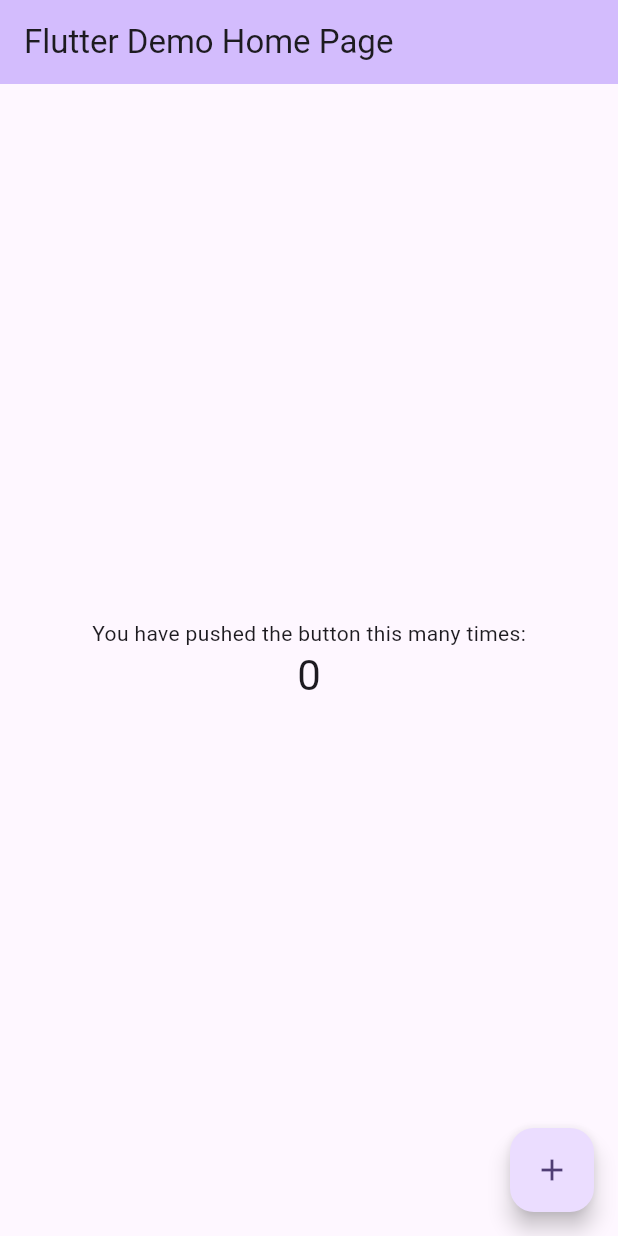
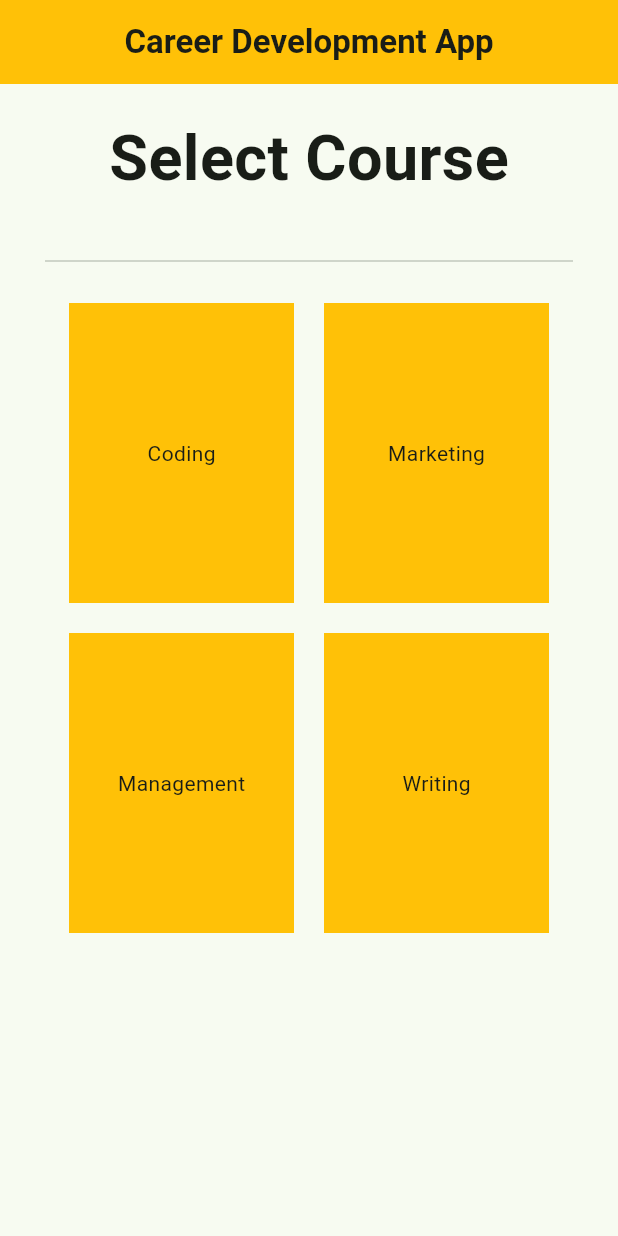
Before and after one commit to fidelisnwabisi/career_dev_app, a Flutter app: the screen it shows after launch, on a phone screen of 412 x 824 dp. Run offline on Flutter 3.47's test engine with Material 2 defaults, Android fonts, the phone set to English and light mode, and no system bars.

Commit message:
added home and second screens

```diff
--- a/lib/main.dart
+++ b/lib/main.dart
@@ -1,3 +1,4 @@
+import 'package:career_dev_app/screen/home_screen/home_screen.dart';
 import 'package:flutter/material.dart';
 
 void main() {
@@ -12,114 +13,12 @@ class MyApp extends StatelessWidget {
   Widget build(BuildContext context) {
     return MaterialApp(
       title: 'Flutter Demo',
+      debugShowCheckedModeBanner: false,
       theme: ThemeData(
-        // This is the theme of your application.
-        //
-        // TRY THIS: Try running your application with "flutter run". You'll see
-        // the application has a blue toolbar. Then, without quitting the app,
-        // try changing the seedColor in the colorScheme below to Colors.green
-        // and then invoke "hot reload" (save your changes or press the "hot
-        // reload" button in a Flutter-supported IDE, or press "r" if you used
-        // the command line to start the app).
-        //
-        // Notice that the counter didn't reset back to zero; the application
-        // state is not lost during the reload. To reset the state, use hot
-        // restart instead.
-        //
-        // This works for code too, not just values: Most code changes can be
-        // tested with just a hot reload.
-        colorScheme: ColorScheme.fromSeed(seedColor: Colors.deepPurple),
+        colorScheme: ColorScheme.fromSeed(seedColor: Colors.green),
         useMaterial3: true,
       ),
-      home: const MyHomePage(title: 'Flutter Demo Home Page'),
+      home: const HomeScreen(),
     );
   }
 }
-
-class MyHomePage extends StatefulWidget {
-  const MyHomePage({super.key, required this.title});
-
-  // This widget is the home page of your application. It is stateful, meaning
-  // that it has a State object (defined below) that contains fields that affect
-  // how it looks.
-
-  // This class is the configuration for the state. It holds the values (in this
-  // case the title) provided by the parent (in this case the App widget) and
-  // used by the build method of the State. Fields in a Widget subclass are
-  // always marked "final".
-
-  final String title;
-
-  @override
-  State<MyHomePage> createState() => _MyHomePageState();
-}
-
-class _MyHomePageState extends State<MyHomePage> {
-  int _counter = 0;
-
-  void _incrementCounter() {
-    setState(() {
-      // This call to setState tells the Flutter framework that something has
-      // changed in this State, which causes it to rerun the build method below
-      // so that the display can reflect the updated values. If we changed
-      // _counter without calling setState(), then the build method would not be
-      // called again, and so nothing would appear to happen.
-      _counter++;
-    });
-  }
-
-  @override
-  Widget build(BuildContext context) {
-    // This method is rerun every time setState is called, for instance as done
-    // by the _incrementCounter method above.
-    //
-    // The Flutter framework has been optimized to make rerunning build methods
-    // fast, so that you can just rebuild anything that needs updating rather
-    // than having to individually change instances of widgets.
-    return Scaffold(
-      appBar: AppBar(
-        // TRY THIS: Try changing the color here to a specific color (to
-        // Colors.amber, perhaps?) and trigger a hot reload to see the AppBar
-        // change color while the other colors stay the same.
-        backgroundColor: Theme.of(context).colorScheme.inversePrimary,
-        // Here we take the value from the MyHomePage object that was created by
-        // the App.build method, and use it to set our appbar title.
-        title: Text(widget.title),
-      ),
-      body: Center(
-        // Center is a layout widget. It takes a single child and positions it
-        // in the middle of the parent.
-        child: Column(
-          // Column is also a layout widget. It takes a list of children and
-          // arranges them vertically. By default, it sizes itself to fit its
-          // children horizontally, and tries to be as tall as its parent.
-          //
-          // Column has various properties to control how it sizes itself and
-          // how it positions its children. Here we use mainAxisAlignment to
-          // center the children vertically; the main axis here is the vertical
-          // axis because Columns are vertical (the cross axis would be
-          // horizontal).
-          //
-          // TRY THIS: Invoke "debug painting" (choose the "Toggle Debug Paint"
-          // action in the IDE, or press "p" in the console), to see the
-          // wireframe for each widget.
-          mainAxisAlignment: MainAxisAlignment.center,
-          children: <Widget>[
-            const Text(
-              'You have pushed the button this many times:',
-            ),
-            Text(
-              '$_counter',
-              style: Theme.of(context).textTheme.headlineMedium,
-            ),
-          ],
-        ),
-      ),
-      floatingActionButton: FloatingActionButton(
-        onPressed: _incrementCounter,
-        tooltip: 'Increment',
-        child: const Icon(Icons.add),
-      ), // This trailing comma makes auto-formatting nicer for build methods.
-    );
-  }
-}
--- /dev/null
+++ b/lib/screen/home_screen/home_screen.dart
@@ -0,0 +1,85 @@
+import 'package:career_dev_app/screen/coding_screen/coding_screen.dart';
+import 'package:career_dev_app/screen/management_screen/managenent_screen.dart';
+import 'package:career_dev_app/screen/marketing_screen/marketing_screen.dart';
+import 'package:career_dev_app/screen/writing_screen/writing_screen.dart';
+import 'package:career_dev_app/utils/course_box.dart';
+import 'package:career_dev_app/utils/title_text.dart';
+import 'package:flutter/material.dart';
+
+class HomeScreen extends StatelessWidget {
+  const HomeScreen({super.key});
+
+  @override
+  Widget build(BuildContext context) {
+    return Scaffold(
+      appBar: AppBar(
+        title: const Text(
+          "Career Development App",
+          style: TextStyle(fontWeight: FontWeight.bold),
+        ),
+        centerTitle: true,
+        backgroundColor: Colors.amber,
+      ),
+      body: SingleChildScrollView(
+        child: Column(
+          children: [
+            const TitleText(text: "Select Course"),
+            const SizedBox(height: 10),
+            const Padding(
+              padding: EdgeInsets.symmetric(horizontal: 30),
+              child: Divider(),
+            ),
+            const SizedBox(height: 20),
+            Row(
+              mainAxisAlignment: MainAxisAlignment.center,
+              children: [
+                CourseBox(
+                  text: "Coding",
+                  onPressed: () => Navigator.push(
+                    context,
+                    MaterialPageRoute(
+                      builder: (_) => CodingScreen(),
+                    ),
+                  ),
+                ),
+                CourseBox(
+                  text: "Marketing",
+                  onPressed: () => Navigator.push(
+                    context,
+                    MaterialPageRoute(
+                      builder: (_) => MarketingScreen(),
+                    ),
+                  ),
+                ),
+              ],
+            ),
+            const SizedBox(height: 20),
+            Row(
+              mainAxisAlignment: MainAxisAlignment.center,
+              children: [
+                CourseBox(
+                  text: "Management",
+                  onPressed: () => Navigator.push(
+                    context,
+                    MaterialPageRoute(
+                      builder: (_) => ManagementScreen(),
+                    ),
+                  ),
+                ),
+                CourseBox(
+                  text: "Writing",
+                  onPressed: () => Navigator.push(
+                    context,
+                    MaterialPageRoute(
+                      builder: (_) => WritingScreen(),
+                    ),
+                  ),
+                ),
+              ],
+            )
+          ],
+        ),
+      ),
+    );
+  }
+}
--- /dev/null
+++ b/lib/utils/course_box.dart
@@ -0,0 +1,31 @@
+import 'package:flutter/material.dart';
+
+class CourseBox extends StatelessWidget {
+  final String text;
+  final Function() onPressed;
+
+  const CourseBox({
+    super.key,
+    required this.text,
+    required this.onPressed,
+  });
+
+  @override
+  Widget build(BuildContext context) {
+    return GestureDetector(
+      onTap: onPressed,
+      child: Container(
+        margin: EdgeInsets.only(left: 10, right: 10),
+        height: 200,
+        width: 150,
+        decoration: BoxDecoration(color: Colors.amber),
+        child: Column(
+          mainAxisAlignment: MainAxisAlignment.center,
+          children: [
+            Text(text),
+          ],
+        ),
+      ),
+    );
+  }
+}
--- /dev/null
+++ b/lib/utils/title_text.dart
@@ -0,0 +1,28 @@
+import 'package:flutter/material.dart';
+
+class TitleText extends StatelessWidget {
+  final String text;
+  const TitleText({
+    super.key,
+    required this.text,
+  });
+
+  @override
+  Widget build(BuildContext context) {
+    return Container(
+      margin: const EdgeInsets.all(20),
+      child: Row(
+        mainAxisAlignment: MainAxisAlignment.center,
+        children: [
+          Text(
+            text,
+            style: const TextStyle(
+              fontSize: 42,
+              fontWeight: FontWeight.bold,
+            ),
+          ),
+        ],
+      ),
+    );
+  }
+}
```
Also changed, not shown: lib/screen/coding_screen/coding_screen.dart (added, +22 -0 lines), lib/screen/management_screen/managenent_screen.dart (added, +17 -0 lines), lib/screen/marketing_screen/marketing_screen.dart (added, +17 -0 lines), lib/screen/writing_screen/writing_screen.dart (added, +17 -0 lines).
